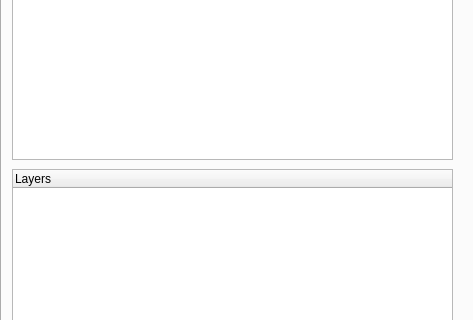
Before: the Qt Designer form lakeer_dialog_base.ui in Lakeer-org/lakeer-plugin, drawn with Qt 5; both pictures show x 0 to 473 and y 87 to 407 of the 473 by 504 pixel window.
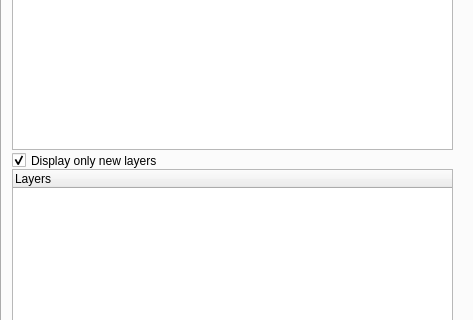
After: the same form once the commit is applied. The open tabs and pages were chosen to show the change. Custom widgets are drawn as their Qt base class.

Commit message: Added new checkbox for show/hide new/all layers

Patch:
```diff
--- a/lakeer_dialog_base.ui
+++ b/lakeer_dialog_base.ui
@@ -130,7 +130,7 @@
         <x>10</x>
         <y>10</y>
         <width>441</width>
-        <height>211</height>
+        <height>201</height>
        </rect>
       </property>
       <property name="headerHidden">
@@ -170,6 +170,22 @@
        <string>Save</string>
       </property>
      </widget>
+     <widget class="QCheckBox" name="chkNewLayer">
+      <property name="geometry">
+       <rect>
+        <x>10</x>
+        <y>210</y>
+        <width>241</width>
+        <height>23</height>
+       </rect>
+      </property>
+      <property name="text">
+       <string>Display only new layers</string>
+      </property>
+      <property name="checked">
+       <bool>true</bool>
+      </property>
+     </widget>
     </widget>
     <widget class="QWidget" name="databaseSetting">
      <attribute name="title">
```
